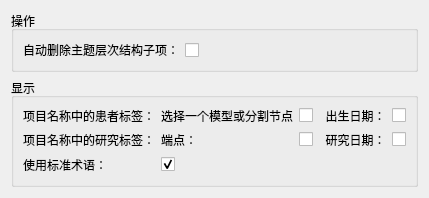
Qt form miniSlicer/Slicer/Modules/Loadable/SubjectHierarchy/Resources/UI/qSlicerSubjectHierarchySettingsPanel.ui (jiaqiwang969/Slicer) before a commit.
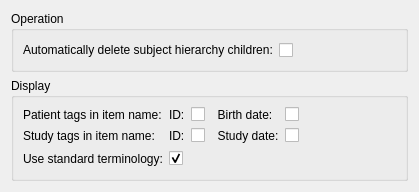
The same form after that commit. Custom widgets are drawn as their Qt base class.

```diff
--- a/miniSlicer/Slicer/Modules/Loadable/SubjectHierarchy/Resources/UI/qSlicerSubjectHierarchySettingsPanel.ui
+++ b/miniSlicer/Slicer/Modules/Loadable/SubjectHierarchy/Resources/UI/qSlicerSubjectHierarchySettingsPanel.ui
@@ -16,7 +16,7 @@
    <item row="0" column="0">
     <widget class="QGroupBox" name="OperationGroupBox">
      <property name="title">
-      <string>操作</string>
+      <string>Operation</string>
      </property>
      <property name="flat">
       <bool>true</bool>
@@ -28,7 +28,7 @@
          <string>从主题层次结构中删除项下的整个分支。</string>
         </property>
         <property name="text">
-         <string>自动删除主题层次结构子项：</string>
+         <string>Automatically delete subject hierarchy children:</string>
         </property>
        </widget>
       </item>
@@ -48,7 +48,7 @@
    <item row="1" column="0">
     <widget class="QGroupBox" name="DisplayGroupBox">
      <property name="title">
-      <string>显示</string>
+      <string>Display</string>
      </property>
      <property name="flat">
       <bool>true</bool>
@@ -66,7 +66,7 @@
          </sizepolicy>
         </property>
         <property name="text">
-         <string>  研究日期：</string>
+         <string>  Study date:</string>
         </property>
        </widget>
       </item>
@@ -79,7 +79,7 @@
          </sizepolicy>
         </property>
         <property name="text">
-         <string>  出生日期：</string>
+         <string>  Birth date:</string>
         </property>
        </widget>
       </item>
@@ -107,14 +107,14 @@
       <item row="0" column="0">
        <widget class="QLabel" name="PatientTagsLabel">
         <property name="text">
-         <string>项目名称中的患者标签：</string>
+         <string>Patient tags in item name:</string>
         </property>
        </widget>
       </item>
       <item row="1" column="0">
        <widget class="QLabel" name="StudyTagsLabel">
         <property name="text">
-         <string>项目名称中的研究标签：</string>
+         <string>Study tags in item name:</string>
         </property>
        </widget>
       </item>
@@ -134,7 +134,7 @@
          </sizepolicy>
         </property>
         <property name="text">
-         <string>选择一个模型或分割节点</string>
+         <string>ID:</string>
         </property>
        </widget>
       </item>
@@ -147,7 +147,7 @@
          </sizepolicy>
         </property>
         <property name="text">
-         <string>端点：</string>
+         <string>ID:</string>
         </property>
        </widget>
       </item>
@@ -157,7 +157,7 @@
          <string>如果启用，双击颜色列将打开术语选择器。否则，可以通过简单的颜色选择器编辑颜色。默认值为真。</string>
         </property>
         <property name="text">
-         <string>使用标准术语：</string>
+         <string>Use standard terminology:</string>
         </property>
        </widget>
       </item>
```
Left out of the diff: 27 changed lines with no effect on the pictures.
